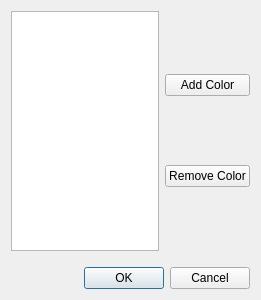
Above: hw5/ColImgProcessor/fcsettingdialog.ui from otakusaikou/2016-631-M8210 before the change. Below: the same form after it.
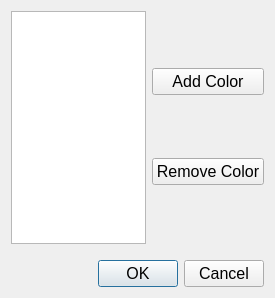
That is the form after the change.

Patch:
```diff
--- a/hw5/ColImgProcessor/fcsettingdialog.ui
+++ b/hw5/ColImgProcessor/fcsettingdialog.ui
@@ -6,18 +6,26 @@
    <rect>
     <x>0</x>
     <y>0</y>
-    <width>261</width>
-    <height>300</height>
+    <width>275</width>
+    <height>298</height>
    </rect>
   </property>
   <property name="windowTitle">
    <string>Dialog</string>
   </property>
+  <property name="layoutDirection">
+   <enum>Qt::LeftToRight</enum>
+  </property>
   <layout class="QGridLayout" name="gridLayout">
    <item row="0" column="1">
     <layout class="QVBoxLayout" name="verticalLayout">
      <item>
       <widget class="QPushButton" name="addColorButton">
+       <property name="font">
+        <font>
+         <pointsize>12</pointsize>
+        </font>
+       </property>
        <property name="text">
         <string>Add Color</string>
        </property>
@@ -25,6 +33,11 @@
      </item>
      <item>
       <widget class="QPushButton" name="removeColorButton">
+       <property name="font">
+        <font>
+         <pointsize>12</pointsize>
+        </font>
+       </property>
        <property name="text">
         <string>Remove Color</string>
        </property>
@@ -34,6 +47,11 @@
    </item>
    <item row="2" column="0" colspan="2">
     <widget class="QDialogButtonBox" name="buttonBox">
+     <property name="font">
+      <font>
+       <pointsize>12</pointsize>
+      </font>
+     </property>
      <property name="orientation">
       <enum>Qt::Horizontal</enum>
      </property>
@@ -43,7 +61,11 @@
     </widget>
    </item>
    <item row="0" column="0">
-    <widget class="QTableView" name="tableView"/>
+    <widget class="QTableView" name="tableView">
+     <attribute name="horizontalHeaderVisible">
+      <bool>false</bool>
+     </attribute>
+    </widget>
    </item>
    <item row="1" column="0" colspan="2">
     <spacer name="verticalSpacer">
```
